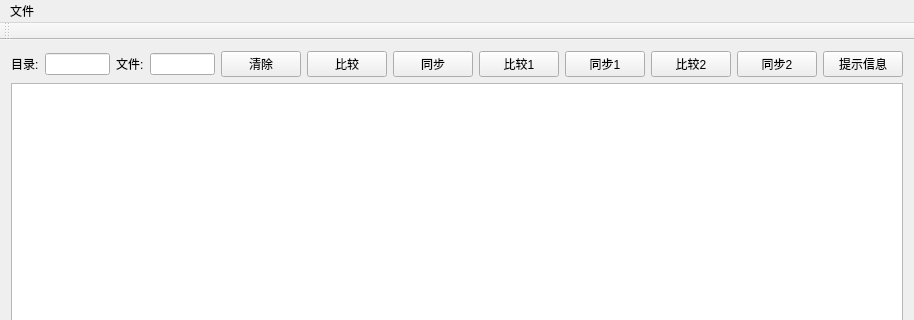
Maxwrt/Program, file play/FileCompare/mainwindow.ui: the form before one commit; both pictures show x 0 to 914 and y 0 to 320 of the 914 by 718 pixel window.
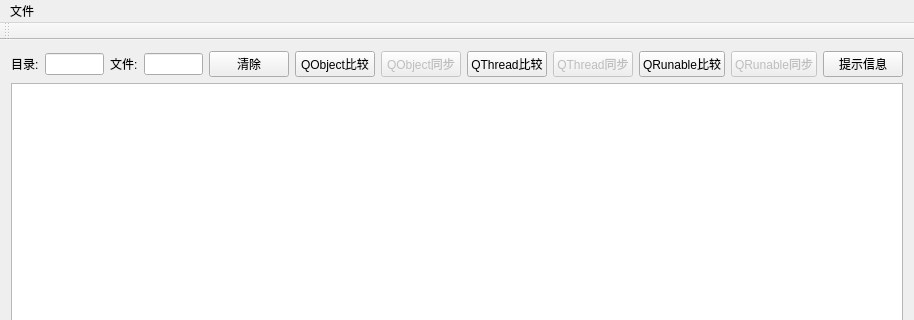
The form after the commit. Icons and pictures are not drawn.

Diff of the .ui file:
```diff
--- a/play/FileCompare/mainwindow.ui
+++ b/play/FileCompare/mainwindow.ui
@@ -57,12 +57,15 @@
        </sizepolicy>
       </property>
       <property name="text">
-       <string>比较</string>
+       <string>QObject比较</string>
       </property>
      </widget>
     </item>
     <item row="0" column="6">
      <widget class="QPushButton" name="pushButtonSynchronize">
+      <property name="enabled">
+       <bool>false</bool>
+      </property>
       <property name="sizePolicy">
        <sizepolicy hsizetype="Fixed" vsizetype="Fixed">
         <horstretch>0</horstretch>
@@ -70,12 +73,15 @@
        </sizepolicy>
       </property>
       <property name="text">
-       <string>同步</string>
+       <string>QObject同步</string>
       </property>
      </widget>
     </item>
     <item row="0" column="7">
      <widget class="QPushButton" name="pushButtonCompare1">
+      <property name="enabled">
+       <bool>true</bool>
+      </property>
       <property name="sizePolicy">
        <sizepolicy hsizetype="Fixed" vsizetype="Fixed">
         <horstretch>0</horstretch>
@@ -83,12 +89,15 @@
        </sizepolicy>
       </property>
       <property name="text">
-       <string>比较1</string>
+       <string>QThread比较</string>
       </property>
      </widget>
     </item>
     <item row="0" column="8">
      <widget class="QPushButton" name="pushButtonSynchronize1">
+      <property name="enabled">
+       <bool>false</bool>
+      </property>
       <property name="sizePolicy">
        <sizepolicy hsizetype="Fixed" vsizetype="Fixed">
         <horstretch>0</horstretch>
@@ -96,7 +105,7 @@
        </sizepolicy>
       </property>
       <property name="text">
-       <string>同步1</string>
+       <string>QThread同步</string>
       </property>
      </widget>
     </item>
@@ -109,12 +118,15 @@
        </sizepolicy>
       </property>
       <property name="text">
-       <string>比较2</string>
+       <string>QRunable比较</string>
       </property>
      </widget>
     </item>
     <item row="0" column="10">
      <widget class="QPushButton" name="pushButtonSynchronize2">
+      <property name="enabled">
+       <bool>false</bool>
+      </property>
       <property name="sizePolicy">
        <sizepolicy hsizetype="Fixed" vsizetype="Fixed">
         <horstretch>0</horstretch>
@@ -122,7 +134,7 @@
        </sizepolicy>
       </property>
       <property name="text">
-       <string>同步2</string>
+       <string>QRunable同步</string>
       </property>
      </widget>
     </item>
```
